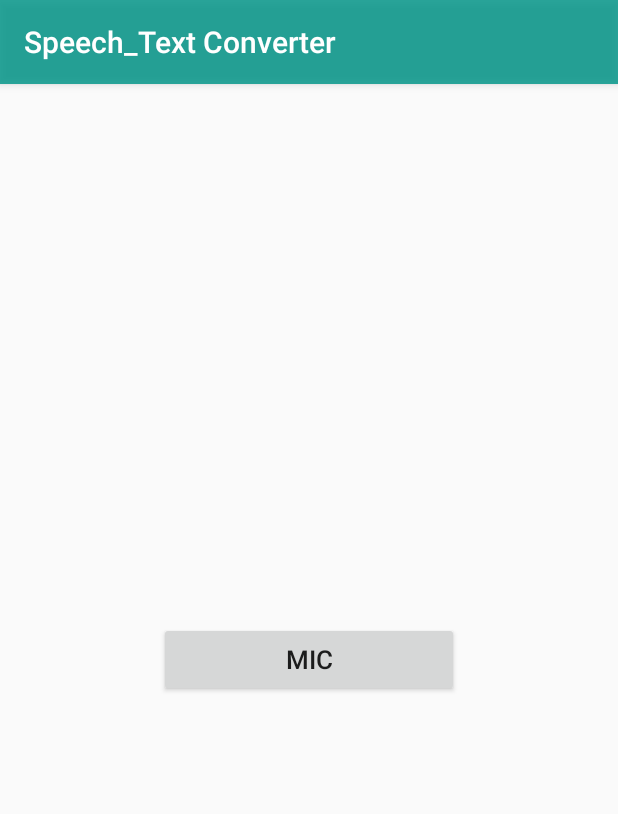
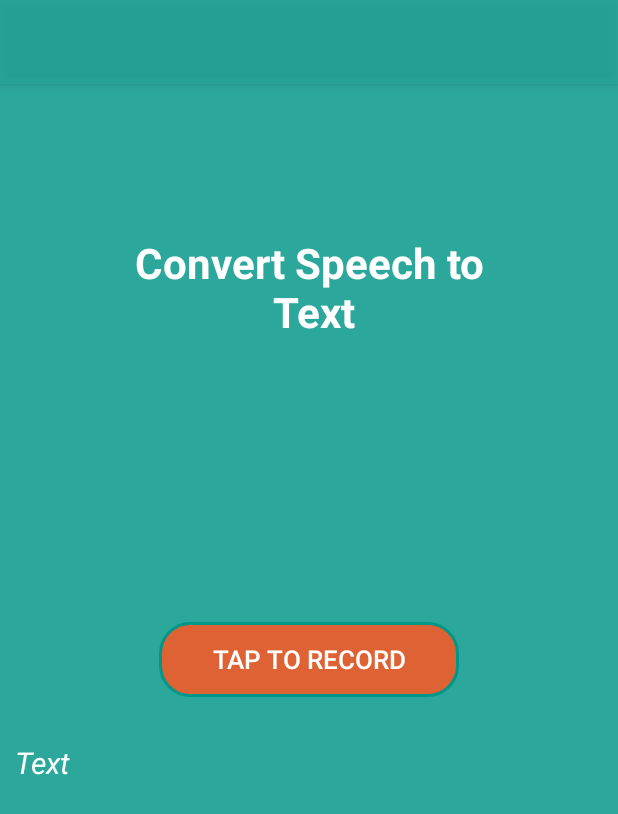
Before and after one commit to kareem983/Speech_Text_Converter, an Android app: the SpeechToTextActivity screen opened directly, with no data from a screen before it, on a phone screen of 412 x 824 dp. Shown: the top 814 px of the screen. Run offline under Robolectric (Android 15) with nearby library versions, the phone set to English and light mode, and no system bars.

Commit message:
Speech to Text Screen Ui Added

```diff
--- a/Speech_Text Converter/app/src/main/java/com/example/speech_textconverter/SpeechToTextActivity.kt
+++ b/Speech_Text Converter/app/src/main/java/com/example/speech_textconverter/SpeechToTextActivity.kt
@@ -9,7 +9,6 @@ import androidx.appcompat.app.AppCompatActivity
 import com.example.speech_textconverter.databinding.ActivitySpeechToTextBinding
 import java.util.*
 
-
 class SpeechToTextActivity : AppCompatActivity() {
     lateinit var binding: ActivitySpeechToTextBinding
     val REQUEST_CODE_SPEECH_INPUT:Int = 1
@@ -18,10 +17,10 @@ class SpeechToTextActivity : AppCompatActivity() {
         super.onCreate(savedInstanceState)
         binding = ActivitySpeechToTextBinding.inflate(layoutInflater)
         setContentView(binding.root)
+        setTitle("")
 
-
-        binding.MicBtn.setOnClickListener {
-            var intent: Intent = Intent(RecognizerIntent.ACTION_RECOGNIZE_SPEECH)
+        binding.micBtn.setOnClickListener {
+            var intent = Intent(RecognizerIntent.ACTION_RECOGNIZE_SPEECH)
             intent.putExtra(
                 RecognizerIntent.EXTRA_LANGUAGE_MODEL,
                 RecognizerIntent.LANGUAGE_MODEL_FREE_FORM
@@ -43,7 +42,8 @@ class SpeechToTextActivity : AppCompatActivity() {
         if (requestCode == REQUEST_CODE_SPEECH_INPUT) {
             if (resultCode == RESULT_OK && data != null) {
                 val result = data.getStringArrayListExtra(RecognizerIntent.EXTRA_RESULTS)
-                binding.textView.setText(Objects.requireNonNull(result)?.get(0))
+                val text = Objects.requireNonNull(result)?.get(0)
+                binding.textView.setText("Text: "+text)
             }
         }
     }
--- a/Speech_Text Converter/app/src/main/res/layout/activity_speech_to_text.xml
+++ b/Speech_Text Converter/app/src/main/res/layout/activity_speech_to_text.xml
@@ -5,30 +5,44 @@
     xmlns:tools="http://schemas.android.com/tools"
     android:layout_width="match_parent"
     android:layout_height="match_parent"
-    tools:context=".SpeechToTextActivity">
+    tools:context=".SpeechToTextActivity"
+    android:background="@color/colorPrimary">
+
+    <TextView
+        android:id="@+id/convert_speech"
+        android:layout_width="wrap_content"
+        android:layout_height="wrap_content"
+        android:layout_centerHorizontal="true"
+        android:layout_marginTop="100dp"
+        android:gravity="center"
+        android:text="@string/convert_speech"
+        android:textSize="28dp"
+        android:textStyle="bold"
+        android:textColor="#FFF"/>
 
     <Button
-        android:id="@+id/Mic_btn"
+        android:id="@+id/mic_btn"
         android:layout_width="200dp"
         android:layout_height="50dp"
         android:layout_centerInParent="true"
         android:layout_marginTop="30dp"
-        android:text="Mic"
-        android:textSize="17dp" />
+        android:background="@drawable/btn"
+        android:text="@string/mic"
+        android:textSize="17dp"
+        android:textColor="#FFF"/>
 
 
     <TextView
         android:id="@+id/text_view"
         android:layout_width="match_parent"
-        android:layout_height="50dp"
-        android:text=""
+        android:minHeight="50dp"
+        android:layout_height="wrap_content"
+        android:layout_below="@id/mic_btn"
+        android:layout_marginTop="30dp"
+        android:layout_marginLeft="10dp"
+        android:text="@string/text"
         android:textSize="20dp"
-        android:textColor="#000"
-        android:gravity="center"
-        android:layout_below="@id/Mic_btn"
-        android:layout_marginTop="30dp"
-        />
-
-
+        android:textStyle="italic"
+        android:textColor="#FFF"/>
 
 </RelativeLayout>
--- a/Speech_Text Converter/app/src/main/res/values/strings.xml
+++ b/Speech_Text Converter/app/src/main/res/values/strings.xml
@@ -1,5 +1,5 @@
 <resources>
-    <string name="app_name">Speech_Text Converter</string>
+    <string name="app_name">Speech-Text Converter</string>
 
     <!--Splash Screen-->
     <string name="welcome_message">Welcome to Converter</string>
@@ -11,4 +11,9 @@
     <string name="enter_text">Enter a Text</string>
     <string name="convert">Convert</string>
 
+    <!--Speech to Text Screen-->
+    <string name="convert_speech">Convert Speech to\n Text</string>
+    <string name="mic">Tap to Record</string>
+    <string name="text">Text</string>
+
 </resources>
```
Also changed, not shown: Speech_Text Converter/app/src/main/res/layout/activity_main.xml (+13 -13 lines), Speech_Text Converter/app/src/main/res/layout/activity_splash.xml (+16 -16 lines).
